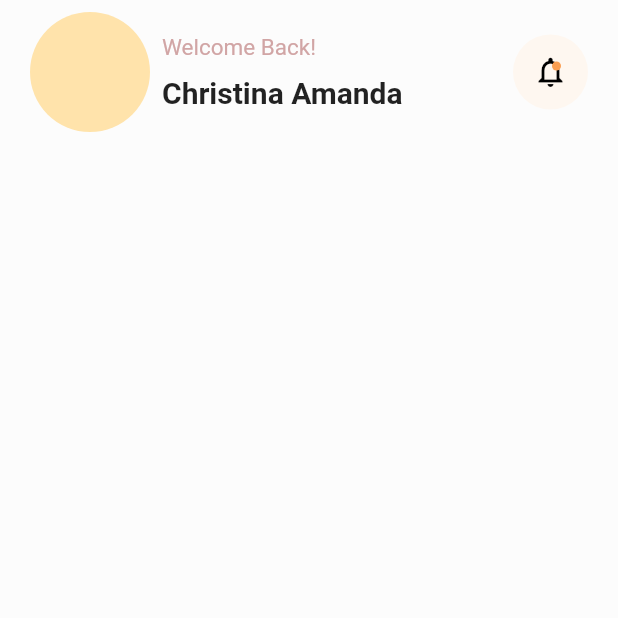
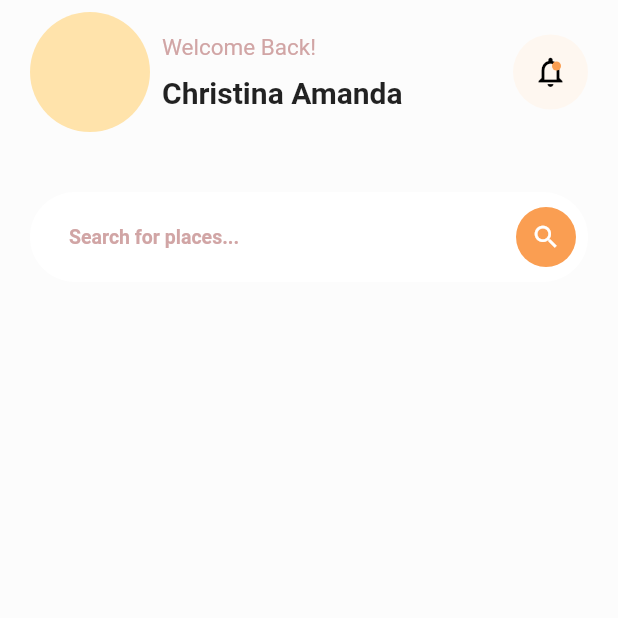
Before and after one commit to kpldvnpne/travel-app-implementation, a Flutter app: the screen it shows after launch, on a phone screen of 412 x 824 dp, the top half of it. Run offline on Flutter 3.47's test engine with Material 2 defaults, Android fonts, the phone set to English and light mode, and no system bars.

Commit message:
Add search

```diff
--- a/lib/main.dart
+++ b/lib/main.dart
@@ -7,6 +7,7 @@ const themeColor2 = Color(0xFFFFE3AB);
 const themeColor3 = Color(0xFFFEF7F0);
 const backGroundColor = Color(0xFFFCFCFC);
 const greyColor = Color(0xFFD1A5A5);
+const whiteColor = Color(0xFFFFFFFF);
 
 void main() {
   runApp(const App());
@@ -61,6 +62,8 @@ class _HomePageState extends State<HomePage> {
             mainAxisAlignment: MainAxisAlignment.start,
             children: const <Widget>[
               Header(),
+              SizedBox(height: 40),
+              Search(),
             ],
           ),
         ),
@@ -132,3 +135,47 @@ class Header extends StatelessWidget {
     );
   }
 }
+
+class Search extends StatelessWidget {
+  const Search({Key? key}) : super(key: key);
+
+  @override
+  Widget build(BuildContext context) {
+    return Container(
+      height: 60,
+      decoration: BoxDecoration(
+        borderRadius: BorderRadius.circular(38),
+        color: whiteColor,
+      ),
+      child: Row(
+        crossAxisAlignment: CrossAxisAlignment.center,
+        children: const [
+          Expanded(
+            child: Padding(
+              padding: EdgeInsets.only(left: 26),
+              child: Text(
+                'Search for places...',
+                style: TextStyle(
+                  color: greyColor,
+                  fontSize: 13,
+                  fontWeight: FontWeight.w700,
+                ),
+              ),
+            ),
+          ),
+          Padding(
+            padding: EdgeInsets.all(8.0),
+            child: CircleAvatar(
+              backgroundColor: themeColor,
+              child: Icon(
+                Icons.search,
+                color: whiteColor,
+                size: 20,
+              ),
+            ),
+          ),
+        ],
+      ),
+    );
+  }
+}
```
